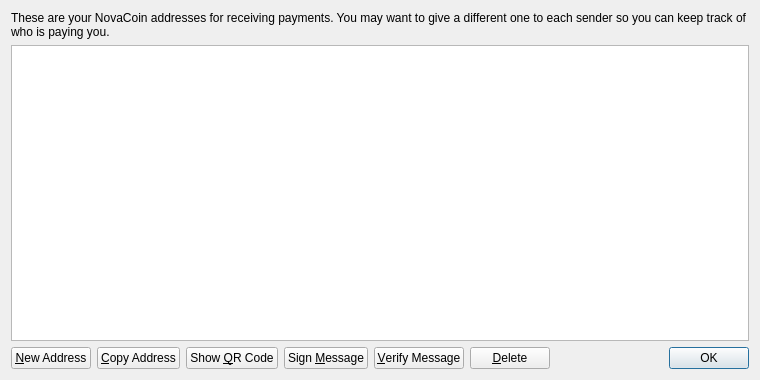
Old version of the form src/qt/forms/addressbookpage.ui in the repository zombo/dotcoin-src.
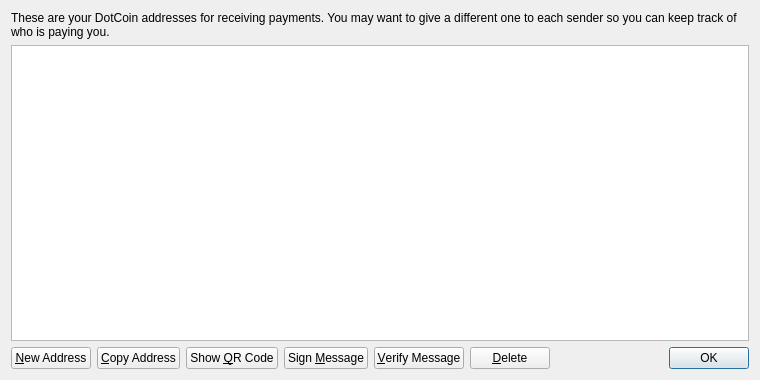
New version of the form. Icons and pictures are not drawn.

Diff of the .ui file:
```diff
--- a/src/qt/forms/addressbookpage.ui
+++ b/src/qt/forms/addressbookpage.ui
@@ -17,7 +17,7 @@
    <item>
     <widget class="QLabel" name="labelExplanation">
      <property name="text">
-      <string>These are your NovaCoin addresses for receiving payments. You may want to give a different one to each sender so you can keep track of who is paying you.</string>
+      <string>These are your DotCoin addresses for receiving payments. You may want to give a different one to each sender so you can keep track of who is paying you.</string>
      </property>
      <property name="textFormat">
       <enum>Qt::PlainText</enum>
```
Left out of the diff: 4 changed lines with no effect on the pictures.
